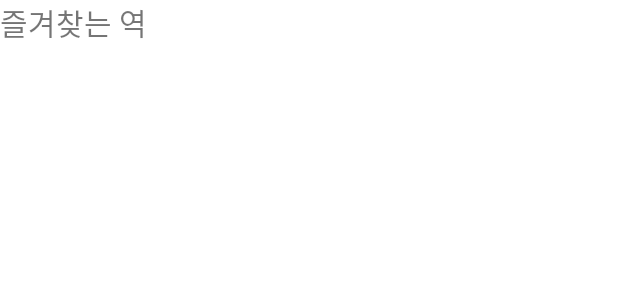
After one commit to beom1995/QuickUnderRoute, an Android app: the layout favorites_layout.xml on its own in the app's theme, with its tools: preview values and no code run, on a phone screen of 412 x 824 dp. The commit adds this screen. Shown: the top 300 px of the screen. Run offline under Robolectric (Android 15) with nearby library versions, the phone set to English and light mode, and no system bars.

```diff
--- a/app/src/main/AndroidManifest.xml
+++ b/app/src/main/AndroidManifest.xml
@@ -16,6 +16,9 @@
                 <category android:name="android.intent.category.LAUNCHER" />
             </intent-filter>
         </activity>
+
+        <activity android:name=".FavoritesActivity" android:label="Favorites Activity"/>
+
     </application>
 
     <uses-permission android:name="android.permission.INTERNET" />
--- /dev/null
+++ b/app/src/main/res/layout/favorites_layout.xml
@@ -0,0 +1,13 @@
+<?xml version="1.0" encoding="utf-8"?>
+<LinearLayout xmlns:android="http://schemas.android.com/apk/res/android"
+    android:layout_width="match_parent"
+    android:layout_height="match_parent"
+    >
+
+    <TextView
+        android:layout_width="match_parent"
+        android:layout_height="wrap_content"
+        android:text="즐겨찾는 역"
+        android:textSize="20dp"/>
+
+</LinearLayout>
```
Also changed, not shown: app/src/main/java/kr/ac/myungji/quickunderroute/FavoritesActivity.java (added, +15 -0 lines), app/src/main/java/kr/ac/myungji/quickunderroute/MainActivity.kt (+39 -0 lines), app/src/main/res/layout/activity_main.xml (+47 -2 lines), 1 other file.
